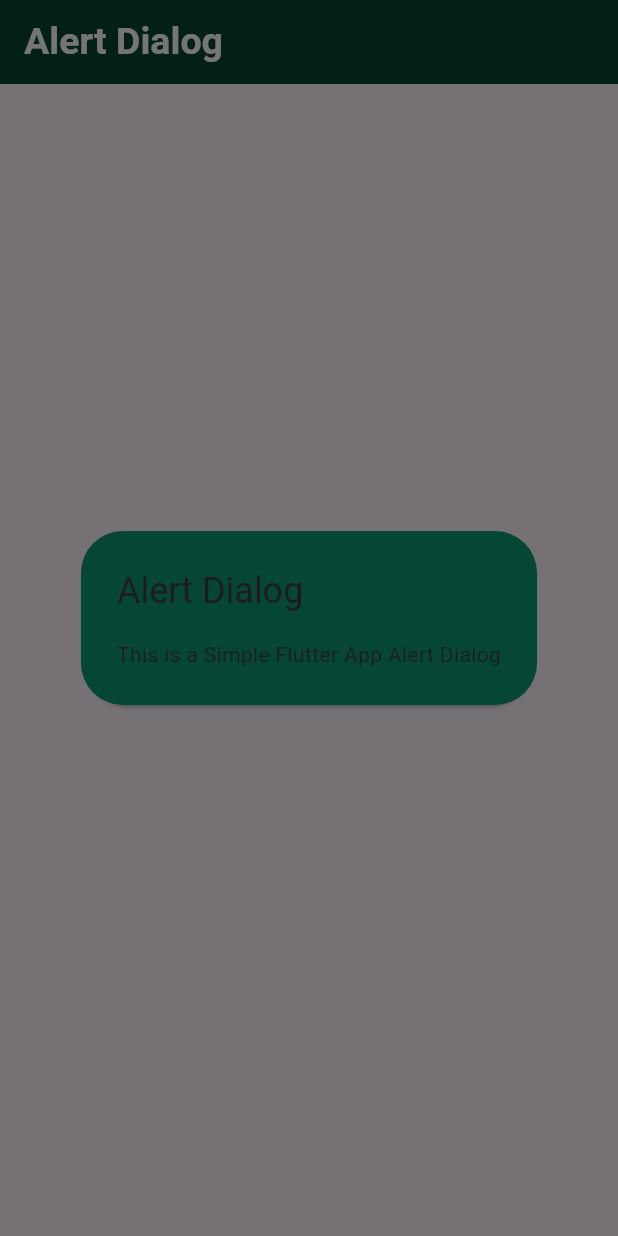
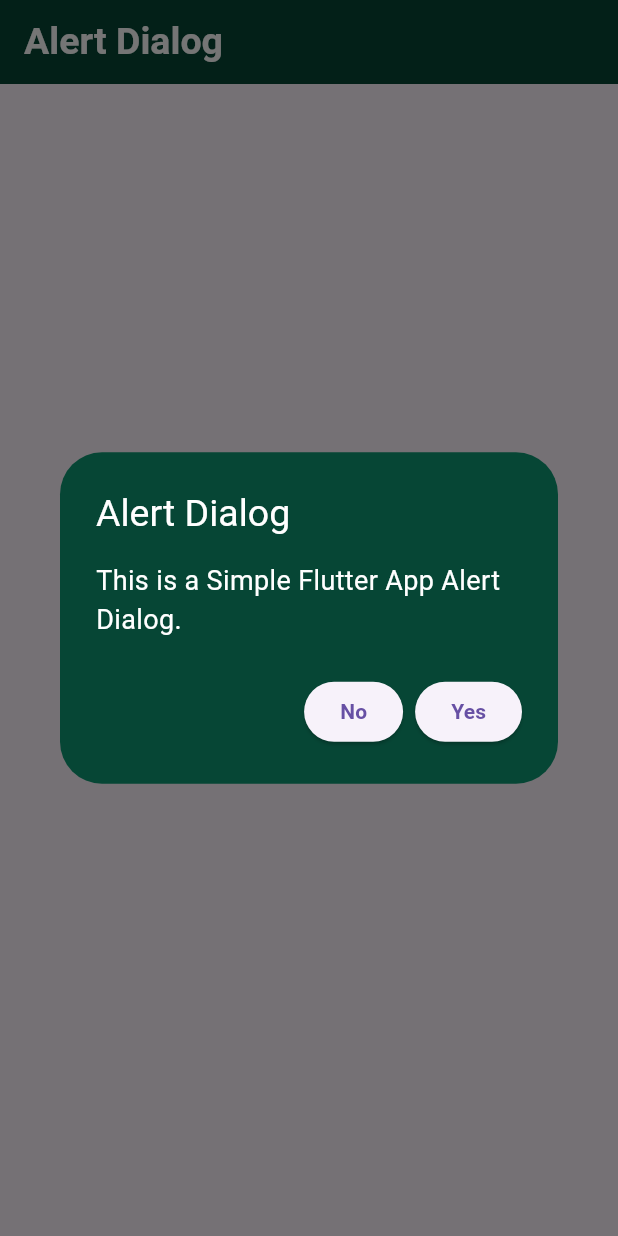
Before and after one commit to alhasann351/alert_dialog, a Flutter app: the screen it shows after launch, after a tap on "Show Alert Dialog", on a phone screen of 412 x 824 dp. Run offline on Flutter 3.47's test engine with Material 3 defaults, Android fonts, the phone set to English and light mode, and no system bars; our stand-ins replace google_fonts; Roboto replaces fonts that are missing (Amaranth).

Commit message:
simple customize alert dialog

```diff
--- a/lib/main.dart
+++ b/lib/main.dart
@@ -37,8 +37,45 @@ class _MyHomePageState extends State<MyHomePage> {
         return Expanded(
           child: AlertDialog(
             backgroundColor: Theme.of(context).primaryColor,
-            title: const Text('Alert Dialog'),
-            content: const Text('This is a Simple Flutter App Alert Dialog'),
+            //icon: const Icon(Icons.notifications_active),
+            title: const Text(
+              'Alert Dialog',
+              style: TextStyle(
+                color: Colors.white,
+                fontSize: 25,
+              ),
+            ),
+            content: const Text(
+              'This is a Simple Flutter App Alert Dialog.',
+              style: TextStyle(
+                fontSize: 18,
+                color: Colors.white,
+              ),
+            ),
+            actions: [
+              ElevatedButton(
+                onPressed: () {
+                  Navigator.pop(context);
+                },
+                child: const Text(
+                  'No',
+                  style: TextStyle(
+                    fontWeight: FontWeight.bold,
+                  ),
+                ),
+              ),
+              ElevatedButton(
+                onPressed: () {
+                  Navigator.pop(context);
+                },
+                child: const Text(
+                  'Yes',
+                  style: TextStyle(
+                    fontWeight: FontWeight.bold,
+                  ),
+                ),
+              ),
+            ],
           ),
         );
       },
```
